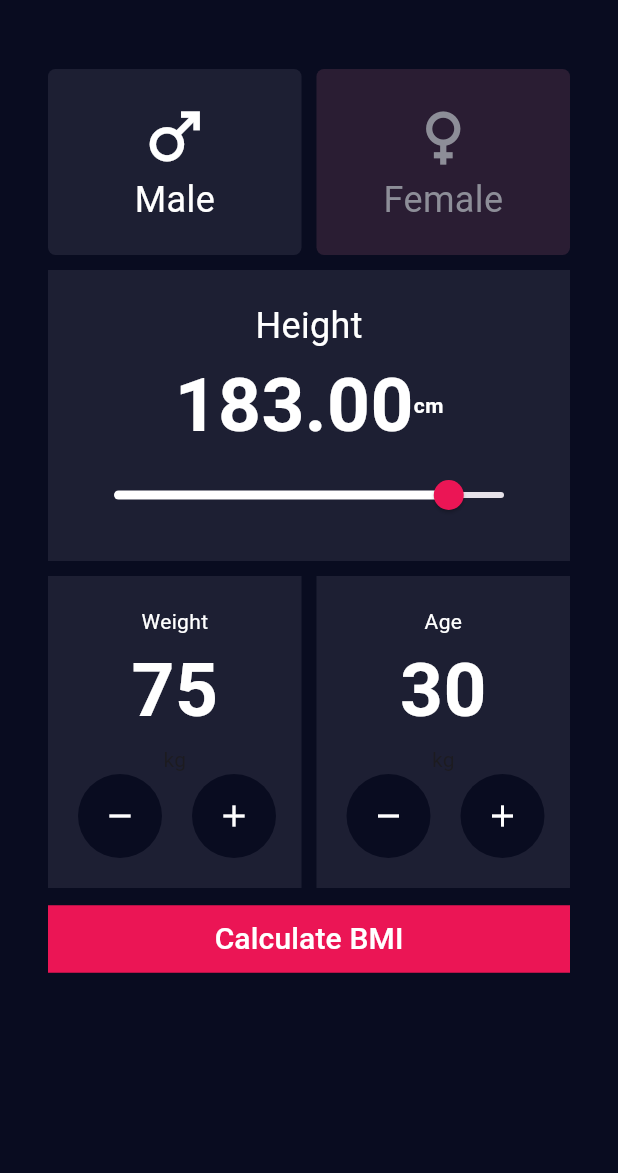
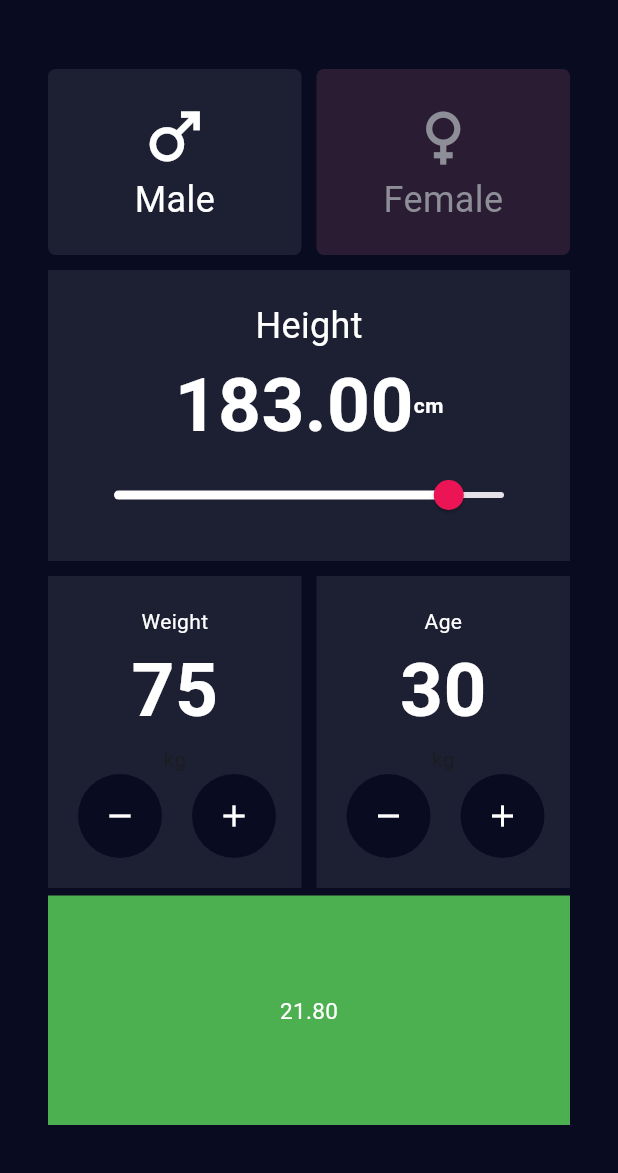
Before and after one commit to jinadInduwithwa/bmi_calculator_flutter, a Flutter app: the screen it shows after launch, after a tap on the "remove" icon, after a tap on the "add" icon, on a phone screen of 412 x 824 dp, the part 63-1236 px from its top. Run offline on Flutter 3.47's test engine with Material 3 defaults, Android fonts, the phone set to English and light mode, and no system bars.

```diff
--- a/lib/bmi_calculator.dart
+++ b/lib/bmi_calculator.dart
@@ -13,6 +13,25 @@ class _BMICalculatorPageState extends State<BMICalculatorPage> {
   double height = 183;
   int weight = 74;
   int age = 30;
+  double bmi = 0;
+
+  double calculateBMI(weight, height) {
+    bmi = weight / ((height / 100) * (height / 100));
+    return bmi;
+  }
+
+  Color getBMIColor(double bmi) {
+    if (bmi < 18.5) {
+      return Colors.blue;
+    } else if (bmi < 25) {
+      return Colors.green;
+    } else if (bmi < 30) {
+      return Colors.orange;
+    } else {
+      return Colors.red;
+    }
+  }
+
   @override
   Widget build(BuildContext context) {
     return Scaffold(
@@ -136,6 +155,10 @@ class _BMICalculatorPageState extends State<BMICalculatorPage> {
                         max: 200,
                         value: height,
                         onChanged: (value) {
+                          var bmi_value = calculateBMI(weight, height);
+                          setState(() {
+                            bmi = bmi_value;
+                          });
                           setState(() {
                             height = value;
                           });
@@ -181,6 +204,13 @@ class _BMICalculatorPageState extends State<BMICalculatorPage> {
                                   ),
                                   backgroundColor: kBackgroundColor,
                                   onPressed: () {
+                                    var bmi_value = calculateBMI(
+                                      weight,
+                                      height,
+                                    );
+                                    setState(() {
+                                      bmi = bmi_value;
+                                    });
                                     setState(() {
                                       if (weight > 10) {
                                         weight--;
@@ -202,6 +232,13 @@ class _BMICalculatorPageState extends State<BMICalculatorPage> {
                                   ),
                                   backgroundColor: kBackgroundColor,
                                   onPressed: () {
+                                    var bmi_value = calculateBMI(
+                                      weight,
+                                      height,
+                                    );
+                                    setState(() {
+                                      bmi = bmi_value;
+                                    });
                                     setState(() {
                                       if (weight < 250) {
                                         weight++;
@@ -252,6 +289,13 @@ class _BMICalculatorPageState extends State<BMICalculatorPage> {
                                   ),
                                   backgroundColor: kBackgroundColor,
                                   onPressed: () {
+                                    var bmi_value = calculateBMI(
+                                      weight,
+                                      height,
+                                    );
+                                    setState(() {
+                                      bmi = bmi_value;
+                                    });
                                     setState(() {
                                       if (age > 10) {
                                         age--;
@@ -273,6 +317,13 @@ class _BMICalculatorPageState extends State<BMICalculatorPage> {
                                   ),
                                   backgroundColor: kBackgroundColor,
                                   onPressed: () {
+                                    var bmi_value = calculateBMI(
+                                      weight,
+                                      height,
+                                    );
+                                    setState(() {
+                                      bmi = bmi_value;
+                                    });
                                     setState(() {
                                       age++;
                                     });
@@ -292,23 +343,22 @@ class _BMICalculatorPageState extends State<BMICalculatorPage> {
                 ),
               ],
             ),
-            SizedBox(height: 10),
-            Row(
-              children: [
-                Expanded(
-                  child: TextButton(
-                    onPressed: () {},
-                    child: Text(
-                      "Calculate BMI",
-                      style: TextStyle(fontSize: 20, color: kActiveTextColor),
+            SizedBox(height: 5),
+            Expanded(
+              child: Container(
+                color: getBMIColor(bmi),
+                width: double.infinity,
+                padding: EdgeInsets.all(15),
+                child: Column(
+                  mainAxisAlignment: MainAxisAlignment.center,
+                  children: [
+                    Text(
+                      "${bmi.toStringAsFixed(2)}",
+                      style: TextStyle(color: kActiveTextColor, fontSize: 15),
                     ),
-                    style: TextButton.styleFrom(
-                      backgroundColor: kButtonColor,
-                      shape: RoundedRectangleBorder(),
-                    ),
-                  ),
+                  ],
                 ),
-              ],
+              ),
             ),
           ],
         ),
```
